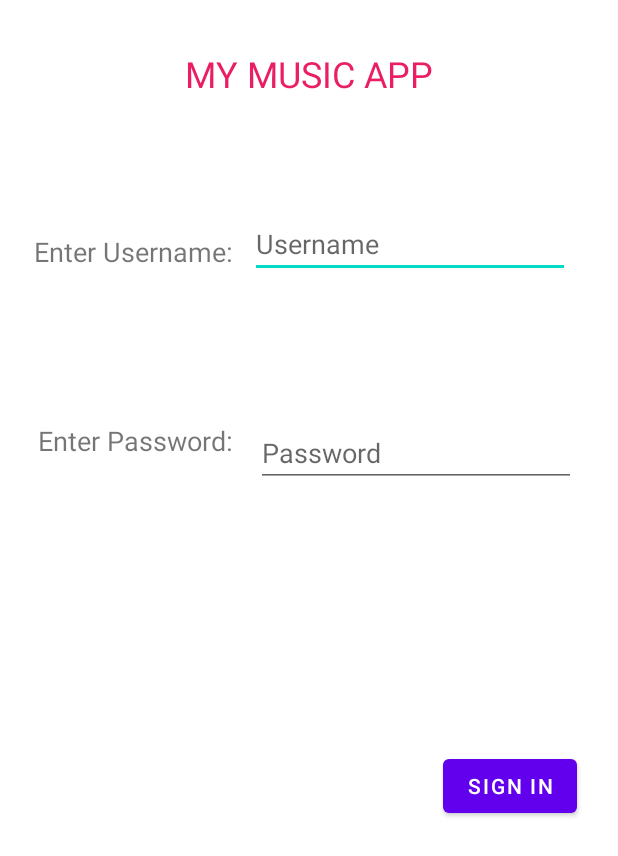
After one commit to SeahZhi/MusicStream, an Android app: the layout activity_login.xml on its own in the app's theme, with its tools: preview values and no code run, on a phone screen of 412 x 824 dp. The commit adds this screen. Shown: the top 856 px of the screen. Run offline under Robolectric (Android 15) with nearby library versions, the phone set to English and light mode, and no system bars.

Commit message:
v1.1 Login

```diff
--- a/app/src/main/AndroidManifest.xml
+++ b/app/src/main/AndroidManifest.xml
@@ -11,14 +11,15 @@
         android:roundIcon="@mipmap/ic_launcher_round"
         android:supportsRtl="true"
         android:theme="@style/Theme.MusicStream">
-        <activity android:name=".PlaySongActivity"></activity>
-        <activity android:name=".MainActivity">
+        <activity android:name=".Login">
             <intent-filter>
                 <action android:name="android.intent.action.MAIN" />
 
                 <category android:name="android.intent.category.LAUNCHER" />
             </intent-filter>
         </activity>
+        <activity android:name=".PlaySongActivity" />
+        <activity android:name=".MainActivity"></activity>
     </application>
 
 </manifest>
--- a/app/src/main/java/com/example/musicstream/PlaySongActivity.java
+++ b/app/src/main/java/com/example/musicstream/PlaySongActivity.java
@@ -41,6 +41,7 @@ public class PlaySongActivity extends AppCompatActivity {
             player = null;
         }
         seekbar = (SeekBar) findViewById(R.id.songSeekBar);
+        //Reset the player to prevent any problem regarding the player e.g. multiiple songs playing at once
 
         btnPlayPause = findViewById(R.id.btnPlayPause);
         Bundle songData = this.getIntent().getExtras();
@@ -50,6 +51,7 @@ public class PlaySongActivity extends AppCompatActivity {
         playSong(filelink);
 
         player.setOnPreparedListener(new MediaPlayer.OnPreparedListener(){
+            //listens to the sequence for any updates which always runs in the background
             @Override
             public void onPrepared(MediaPlayer mp){
                 seekbar.setMax(player.getDuration());
@@ -142,6 +144,7 @@ public class PlaySongActivity extends AppCompatActivity {
                 btnPlayPause.setText("PLAY");
 
                 seekbar.setProgress(0);
+                //reset he seekbar back to the start when music has ended
             }
         });
     }
@@ -164,12 +167,13 @@ public class PlaySongActivity extends AppCompatActivity {
         playSong(filelink);
     }
 
+    @Override
     public void onBackPressed(){
         if (player != null){
-            player.release();
+            player.release(); //Clear the player
 
             if(handler != null)
-                handler.removeCallbacksAndMessages(null);
+                handler.removeCallbacksAndMessages(null); //Clear the handler
         }
 
         super.onBackPressed();
@@ -177,8 +181,8 @@ public class PlaySongActivity extends AppCompatActivity {
     }
 
     public void updateSeekbar(){
-        int currPos = player.getCurrentPosition();
-        seekbar.setProgress(currPos);
+        int currPos = player.getCurrentPosition(); //Storing the current position value into an integer variable(currPos)
+        seekbar.setProgress(currPos); //Passing in the value of currPos so that the seekbar gets updated concurrently when the music is playing.
         runnable = new Runnable(){
             @Override
             public void run(){
--- /dev/null
+++ b/app/src/main/res/layout/activity_login.xml
@@ -0,0 +1,90 @@
+<?xml version="1.0" encoding="utf-8"?>
+<androidx.constraintlayout.widget.ConstraintLayout xmlns:android="http://schemas.android.com/apk/res/android"
+    xmlns:app="http://schemas.android.com/apk/res-auto"
+    xmlns:tools="http://schemas.android.com/tools"
+    android:layout_width="match_parent"
+    android:layout_height="match_parent"
+    tools:context=".Login">
+
+    <TextView
+        android:id="@+id/txtTitle"
+        android:layout_width="wrap_content"
+        android:layout_height="wrap_content"
+        android:text="MY MUSIC APP"
+        android:textAlignment="center"
+        android:textColor="#E91E63"
+        android:textSize="24sp"
+        app:layout_constraintBottom_toTopOf="@+id/editTxtUsername"
+        app:layout_constraintEnd_toEndOf="parent"
+        app:layout_constraintHorizontal_bias="0.497"
+        app:layout_constraintStart_toStartOf="parent"
+        app:layout_constraintTop_toTopOf="parent"
+        app:layout_constraintVertical_bias="0.304" />
+
+    <TextView
+        android:id="@+id/txtUsername"
+        android:layout_width="wrap_content"
+        android:layout_height="wrap_content"
+        android:text="Enter Username:"
+        android:textAlignment="center"
+        android:textSize="18sp"
+        app:layout_constraintBottom_toTopOf="@+id/txtPassword"
+        app:layout_constraintEnd_toStartOf="@+id/editTxtUsername"
+        app:layout_constraintHorizontal_bias="0.674"
+        app:layout_constraintStart_toStartOf="parent"
+        app:layout_constraintTop_toTopOf="@+id/editTxtUsername"
+        app:layout_constraintVertical_bias="0.129" />
+
+    <TextView
+        android:id="@+id/txtPassword"
+        android:layout_width="wrap_content"
+        android:layout_height="wrap_content"
+        android:layout_marginTop="2dp"
+        android:layout_marginBottom="356dp"
+        android:text="Enter Password:"
+        android:textAlignment="center"
+        android:textSize="18sp"
+        app:layout_constraintBottom_toBottomOf="parent"
+        app:layout_constraintEnd_toStartOf="@+id/editTxtPassword"
+        app:layout_constraintHorizontal_bias="0.625"
+        app:layout_constraintStart_toStartOf="parent"
+        app:layout_constraintTop_toTopOf="@+id/editTxtPassword"
+        app:layout_constraintVertical_bias="0.0" />
+
+    <EditText
+        android:id="@+id/editTxtUsername"
+        android:layout_width="wrap_content"
+        android:layout_height="wrap_content"
+        android:layout_marginTop="140dp"
+        android:layout_marginEnd="32dp"
+        android:ems="10"
+        android:hint="Username"
+        android:inputType="textPersonName"
+        app:layout_constraintEnd_toEndOf="parent"
+        app:layout_constraintTop_toTopOf="parent" />
+
+    <EditText
+        android:id="@+id/editTxtPassword"
+        android:layout_width="wrap_content"
+        android:layout_height="wrap_content"
+        android:layout_marginEnd="28dp"
+        android:ems="10"
+        android:hint="Password"
+        android:inputType="textPassword"
+        app:layout_constraintBottom_toTopOf="@+id/btnLogin"
+        app:layout_constraintEnd_toEndOf="parent"
+        app:layout_constraintTop_toBottomOf="@+id/editTxtUsername"
+        app:layout_constraintVertical_bias="0.35" />
+
+    <Button
+        android:id="@+id/btnLogin"
+        android:layout_width="wrap_content"
+        android:layout_height="wrap_content"
+        android:layout_marginBottom="276dp"
+        android:onClick="login"
+        android:text="SIgn In"
+        app:layout_constraintBottom_toBottomOf="parent"
+        app:layout_constraintEnd_toEndOf="parent"
+        app:layout_constraintHorizontal_bias="0.915"
+        app:layout_constraintStart_toStartOf="parent" />
+</androidx.constraintlayout.widget.ConstraintLayout>
```
